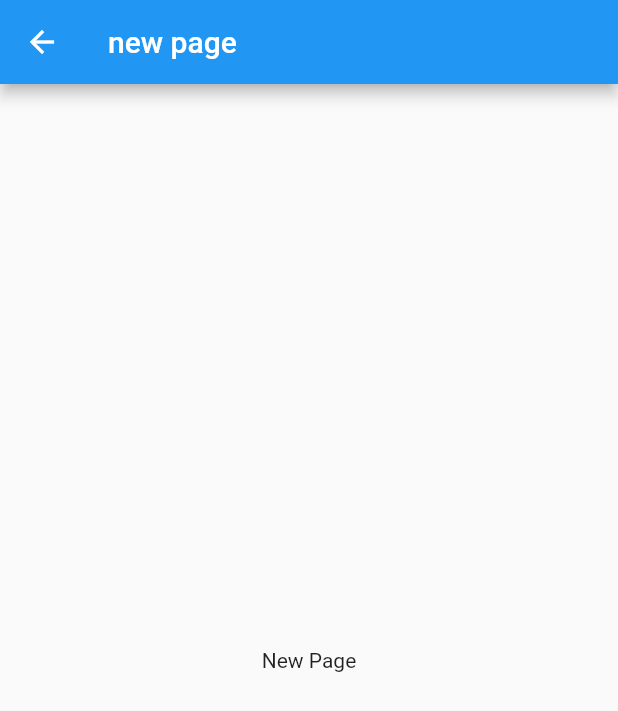
After one commit to atul000/flutter-navigation_drawer, a Flutter app: the NewPage screen opened by its route, on a phone screen of 412 x 824 dp. The commit adds this screen. Shown: the top 711 px of the screen. Run offline on Flutter 3.47's test engine with Material 2 defaults, Android fonts, the phone set to English and light mode, and no system bars.

Commit message:
version 5

```diff
--- a/lib/main.dart
+++ b/lib/main.dart
@@ -1,5 +1,6 @@
 import 'package:flutter/foundation.dart';
 import 'package:flutter/material.dart';
+import 'package:navigation_drawer/new_page.dart';
 
 void main() => runApp(MyApp());
 
@@ -9,6 +10,9 @@ class MyApp extends StatelessWidget {
     return new MaterialApp(
       theme: new ThemeData(primarySwatch: Colors.blue),
       home: new HomePage(),
+      routes: <String, WidgetBuilder>{
+        "/a": (BuildContext context) => new NewPage("New Page"),
+      },
     );
   }
 }
@@ -47,6 +51,7 @@ class HomePage extends StatelessWidget {
             new ListTile(
               title: new Text("Close"),
               trailing: new Icon(Icons.close),
+              onTap: () => Navigator.of(context).pop(),
             ),
           ],
         ),
@@ -59,3 +64,5 @@ class HomePage extends StatelessWidget {
     );
   }
 }
+
+// backgroundColor: Theme.of(context).platform == TargetPlatform.iOS ? Colors.red : Colors.white
--- /dev/null
+++ b/lib/new_page.dart
@@ -0,0 +1,19 @@
+import 'package:flutter/material.dart';
+
+class NewPage extends StatelessWidget {
+  final String title;
+
+  NewPage(this.title);
+
+  @override
+  Widget build(BuildContext context) {
+    return new Scaffold(
+      appBar: new AppBar(
+        title: new Text("new page"),
+      ),
+      body: new Center(
+        child: new Text(title),
+      ),
+    );
+  }
+}
```
